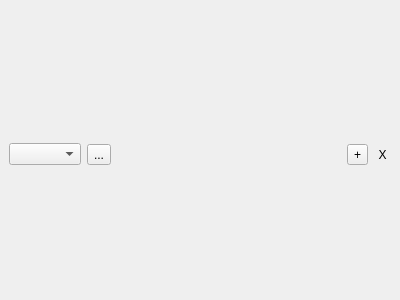
Qt form AkoosticPlayer/mainwindow.ui (pieero/pieeros-project) before a commit.
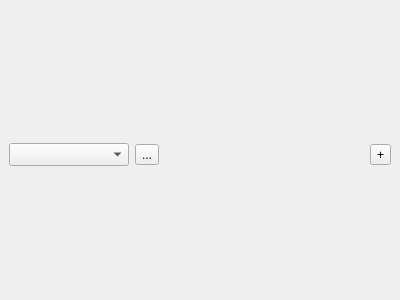
The same form after that commit. Icons and pictures are not drawn.

Patch:
```diff
--- a/AkoosticPlayer/mainwindow.ui
+++ b/AkoosticPlayer/mainwindow.ui
@@ -41,7 +41,21 @@
         <number>0</number>
        </property>
        <item>
-        <widget class="QComboBox" name="Presets"/>
+        <widget class="QComboBox" name="Presets">
+         <property name="minimumSize">
+          <size>
+           <width>120</width>
+           <height>0</height>
+          </size>
+         </property>
+         <property name="font">
+          <font>
+           <pointsize>10</pointsize>
+           <weight>75</weight>
+           <bold>true</bold>
+          </font>
+         </property>
+        </widget>
        </item>
        <item>
         <widget class="QToolButton" name="savePresetButton">
@@ -90,23 +104,6 @@
          </property>
         </widget>
        </item>
-       <item>
-        <widget class="QToolButton" name="CloseButton">
-         <property name="styleSheet">
-          <string notr="true">border: solid 0px black;</string>
-         </property>
-         <property name="text">
-          <string>X</string>
-         </property>
-         <property name="icon">
-          <iconset resource="Resources.qrc">
-           <normaloff>:/icon/stop</normaloff>:/icon/stop</iconset>
-         </property>
-         <property name="autoRaise">
-          <bool>false</bool>
-         </property>
-        </widget>
-       </item>
       </layout>
      </widget>
     </item>
```
